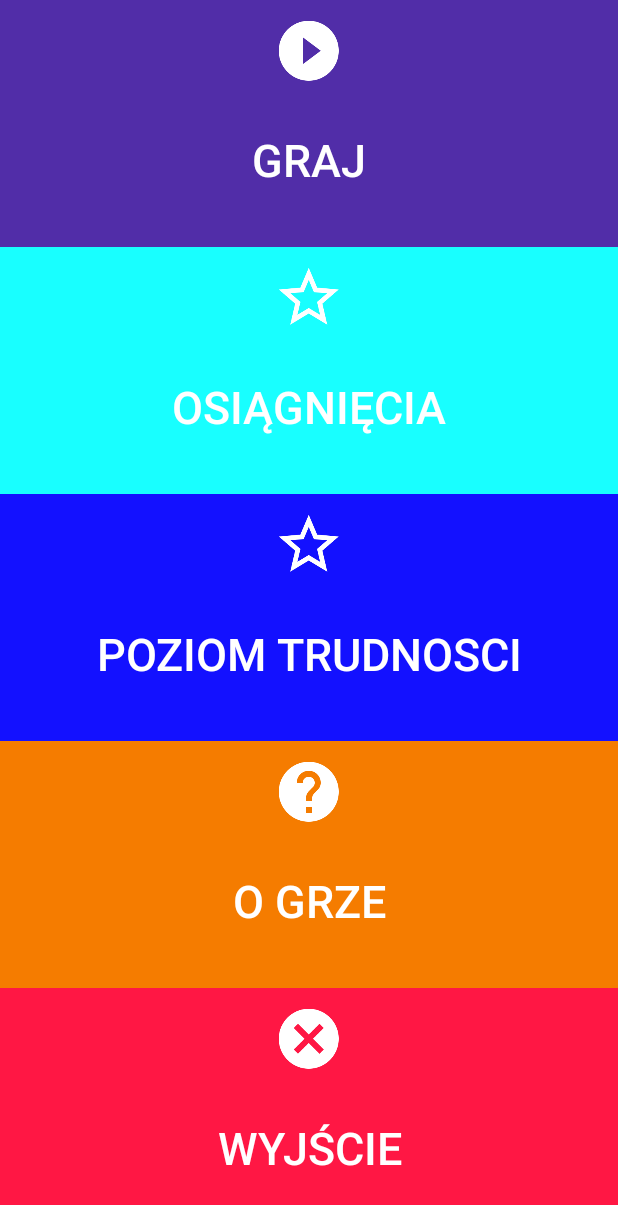
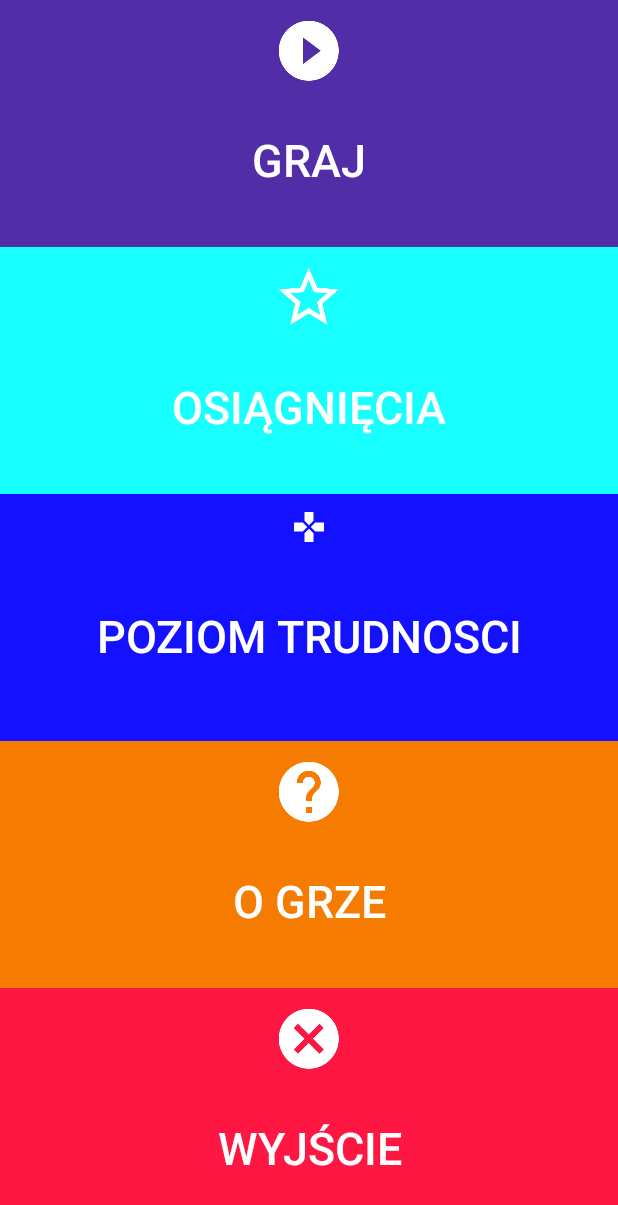
Before and after one commit to piterpti/Ulamki-Dziesietne, an Android app: the screen it shows after launch (MainActivity), on a phone screen of 412 x 824 dp. Shown: the top 1205 px of the screen. Run offline under Robolectric (Android 15) with nearby library versions, the phone set to English and light mode, and no system bars.

Commit message:
small graphics changes

```diff
--- a/app/src/main/res/layout-large-land/fragment_main_menu.xml
+++ b/app/src/main/res/layout-large-land/fragment_main_menu.xml
@@ -45,7 +45,7 @@
             android:textColor="#ffffff"
             android:background="#1311FF"
             android:layout_weight="0.2"
-            android:drawableLeft="@drawable/achievement"
+            android:drawableLeft="@drawable/difficult_level"
             android:paddingLeft="220dp"
             android:paddingRight="220dp" />
         <Button
--- a/app/src/main/res/layout-large/fragment_main_menu.xml
+++ b/app/src/main/res/layout-large/fragment_main_menu.xml
@@ -45,7 +45,7 @@
             android:textColor="#ffffff"
             android:background="#1311FF"
             android:layout_weight="0.2"
-            android:drawableTop="@drawable/achievement"
+            android:drawableTop="@drawable/difficult_level"
             android:paddingTop="45dp"
             android:paddingBottom="35dp"  />
 
--- a/app/src/main/res/layout-normal-land/fragment_main_menu.xml
+++ b/app/src/main/res/layout-normal-land/fragment_main_menu.xml
@@ -45,7 +45,7 @@
             android:textColor="#ffffff"
             android:background="#1311FF"
             android:layout_weight="0.25"
-            android:drawableLeft="@drawable/achievement"
+            android:drawableLeft="@drawable/difficult_level"
             android:paddingLeft="120dp"
             android:paddingRight="120dp" />
         <Button
--- a/app/src/main/res/layout-normal/fragment_main_menu.xml
+++ b/app/src/main/res/layout-normal/fragment_main_menu.xml
@@ -45,7 +45,7 @@
             android:textColor="#ffffff"
             android:background="#1311FF"
             android:layout_weight="0.25"
-            android:drawableTop="@drawable/achievement"
+            android:drawableTop="@drawable/difficult_level"
             android:paddingTop="10dp"
             android:paddingBottom="10dp" />
         <Button
--- a/app/src/main/res/layout-xlarge-land/fragment_main_menu.xml
+++ b/app/src/main/res/layout-xlarge-land/fragment_main_menu.xml
@@ -45,7 +45,7 @@
             android:textColor="#ffffff"
             android:background="#1311FF"
             android:layout_weight="0.25"
-            android:drawableLeft="@drawable/achievement"
+            android:drawableLeft="@drawable/difficult_level"
             android:paddingLeft="250dp"
             android:paddingRight="250dp" />
         <Button
--- a/app/src/main/res/layout-xlarge/fragment_main_menu.xml
+++ b/app/src/main/res/layout-xlarge/fragment_main_menu.xml
@@ -45,7 +45,7 @@
             android:textColor="#ffffff"
             android:background="#1311FF"
             android:layout_weight="0.25"
-            android:drawableTop="@drawable/achievement"
+            android:drawableTop="@drawable/difficult_level"
             android:paddingTop="50dp"
             android:paddingBottom="40dp" />
         <Button
```
Also changed, not shown: app/src/main/res/drawable-hdpi/difficult_level.png (added), app/src/main/res/drawable-ldpi/difficult_level.png (added), app/src/main/res/drawable-mdpi/difficult_level.png (added), app/src/main/res/drawable-xhdpi/difficult_level.png (added), app/src/main/res/drawable-xxhdpi/difficult_level.png (added), app/src/main/res/drawable-xxxhdpi/difficult_level.png (added), 1 other file.
